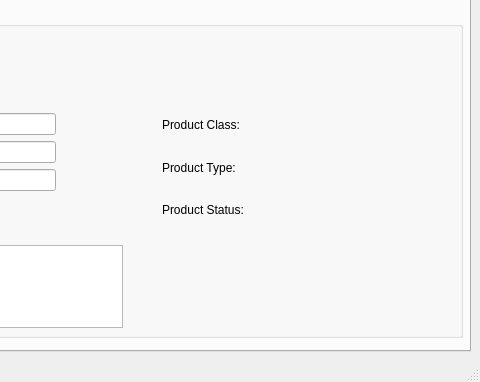
Above: MainWindow.ui from dom-gasperini/CC-Product-Management-Tool before the change; both pictures show x 330 to 810 and y 238 to 620 of the 810 by 620 pixel window. Below: the same form after it.
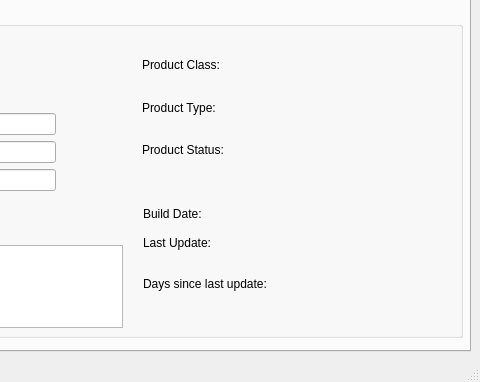
That is the form after the change. The open tabs and pages were chosen to show the change.

Patch:
```diff
--- a/MainWindow.ui
+++ b/MainWindow.ui
@@ -937,8 +937,8 @@
       <widget class="QWidget" name="layoutWidget">
        <property name="geometry">
         <rect>
-         <x>470</x>
-         <y>100</y>
+         <x>450</x>
+         <y>40</y>
          <width>251</width>
          <height>121</height>
         </rect>
@@ -988,6 +988,84 @@
         </item>
        </layout>
       </widget>
+      <widget class="QWidget" name="">
+       <property name="geometry">
+        <rect>
+         <x>451</x>
+         <y>191</y>
+         <width>311</width>
+         <height>61</height>
+        </rect>
+       </property>
+       <layout class="QGridLayout" name="gridLayout_9">
+        <item row="0" column="0">
+         <widget class="QLabel" name="label">
+          <property name="sizePolicy">
+           <sizepolicy hsizetype="Fixed" vsizetype="Fixed">
+            <horstretch>0</horstretch>
+            <verstretch>0</verstretch>
+           </sizepolicy>
+          </property>
+          <property name="text">
+           <string>Build Date:</string>
+          </property>
+         </widget>
+        </item>
+        <item row="0" column="1">
+         <widget class="QLabel" name="buildDateDeleteInfo">
+          <property name="text">
+           <string/>
+          </property>
+         </widget>
+        </item>
+        <item row="1" column="0">
+         <widget class="QLabel" name="label_2">
+          <property name="sizePolicy">
+           <sizepolicy hsizetype="Fixed" vsizetype="Fixed">
+            <horstretch>0</horstretch>
+            <verstretch>0</verstretch>
+           </sizepolicy>
+          </property>
+          <property name="text">
+           <string>Last Update:</string>
+          </property>
+         </widget>
+        </item>
+        <item row="1" column="1">
+         <widget class="QLabel" name="lastUpdateDeleteInfo">
+          <property name="text">
+           <string/>
+          </property>
+         </widget>
+        </item>
+       </layout>
+      </widget>
+      <widget class="QWidget" name="">
+       <property name="geometry">
+        <rect>
+         <x>451</x>
+         <y>261</y>
+         <width>311</width>
+         <height>31</height>
+        </rect>
+       </property>
+       <layout class="QGridLayout" name="gridLayout_10">
+        <item row="0" column="0">
+         <widget class="QLabel" name="label_6">
+          <property name="text">
+           <string>Days since last update: </string>
+          </property>
+         </widget>
+        </item>
+        <item row="0" column="1">
+         <widget class="QLabel" name="daysSinceLastUpdateDeleteInfo">
+          <property name="text">
+           <string/>
+          </property>
+         </widget>
+        </item>
+       </layout>
+      </widget>
      </widget>
     </widget>
     <widget class="QWidget" name="tab_3">
```
Left out of the diff: 65 changed lines with no effect on the pictures.
